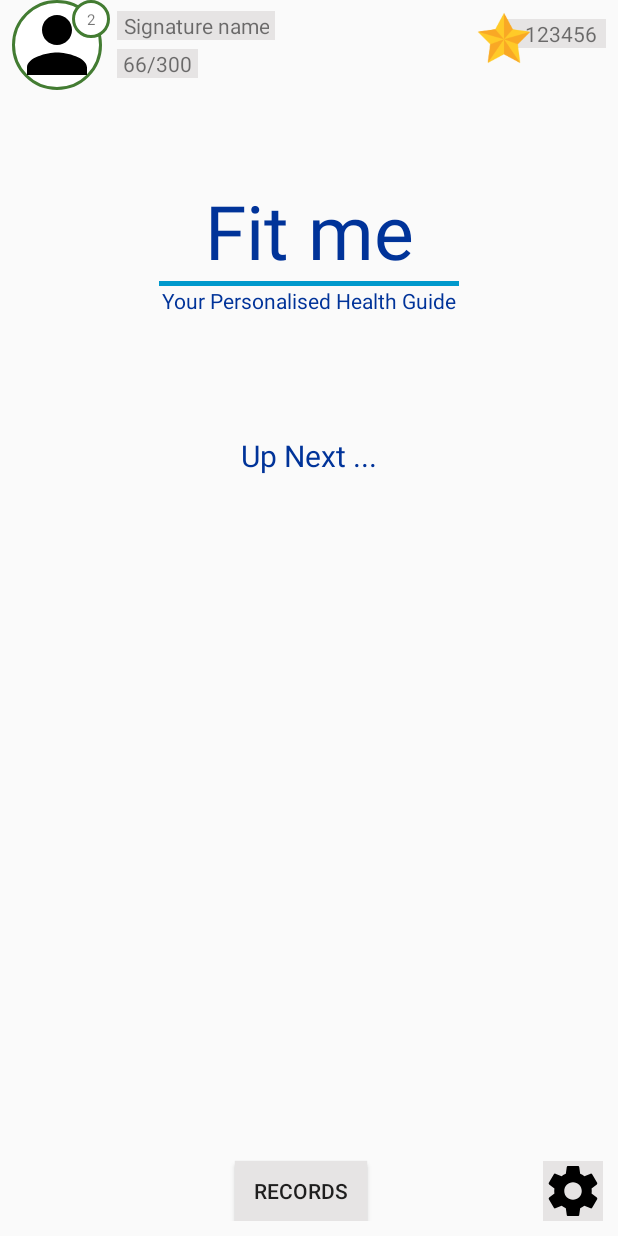
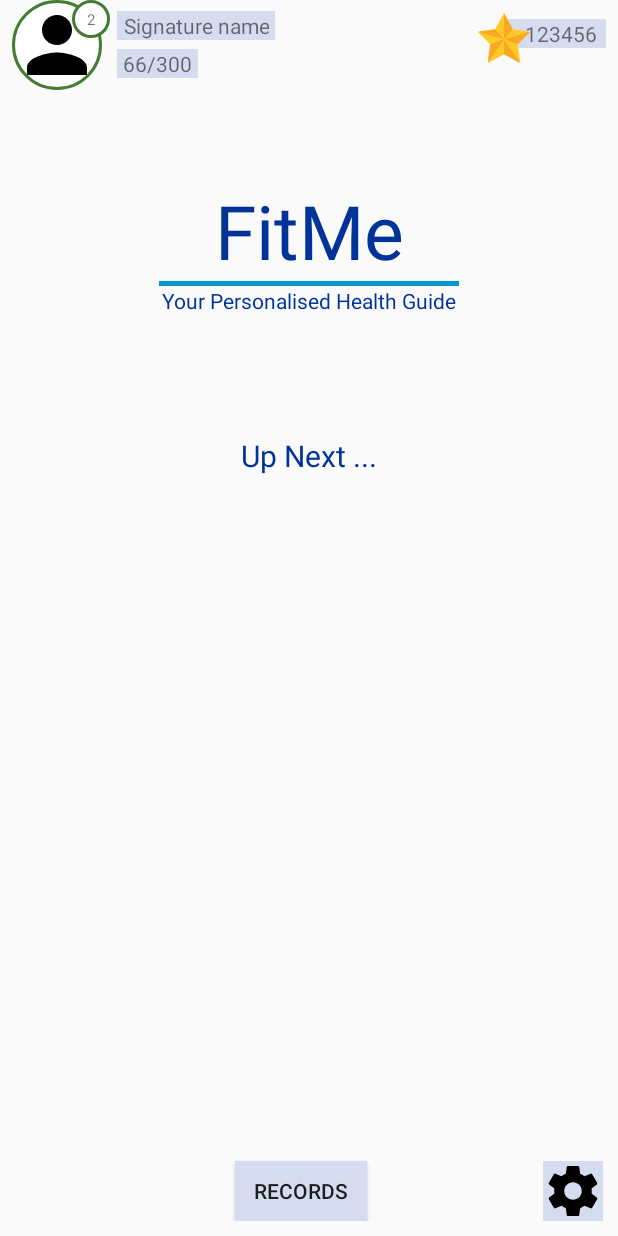
Before and after one commit to ni-da/fitme, an Android app: the screen it shows after launch once a user with an empty profile is signed in (Main2Activity), on a phone screen of 412 x 824 dp. Run offline under Robolectric (Android 15) with nearby library versions, the phone set to English and light mode, and no system bars; our stand-ins replace Firebase (no records; nobody signed in at launch, a user with empty details on screens opened directly).

Commit message:
Last commit

```diff
--- a/fitMe/app/src/main/java/com/example/nidailyas/fitme/ExecuteHabitActivity.java
+++ b/fitMe/app/src/main/java/com/example/nidailyas/fitme/ExecuteHabitActivity.java
@@ -131,7 +131,7 @@ public class ExecuteHabitActivity extends Main2Activity
                     public void run() {
                         getValuesFromWithings();
                     }
-                }, 3000);   //40 seconds
+                }, 5000);   //40 seconds
 
 
             }
--- a/fitMe/app/src/main/res/layout/content_main2.xml
+++ b/fitMe/app/src/main/res/layout/content_main2.xml
@@ -33,7 +33,7 @@
             android:id="@+id/textView2"
             android:layout_width="match_parent"
             android:layout_height="wrap_content"
-            android:text="Fit me"
+            android:text="@string/app_name"
             android:textAlignment="center"
             android:textColor="@color/blue_smalt"
             android:textSize="50dp" />
--- a/fitMe/app/src/main/res/layout/list_item_layout.xml
+++ b/fitMe/app/src/main/res/layout/list_item_layout.xml
@@ -7,7 +7,7 @@
     android:orientation="vertical"
     android:padding="8dp"
     android:layout_margin="5dp"
-    android:background="@color/lightGray">
+    android:background="@color/pacific">
     <LinearLayout
         android:layout_width="wrap_content"
         android:layout_height="wrap_content"
--- a/fitMe/app/src/main/res/values/colors.xml
+++ b/fitMe/app/src/main/res/values/colors.xml
@@ -1,10 +1,13 @@
 <?xml version="1.0" encoding="utf-8"?>
 <resources>
-    <color name="colorPrimary">#3F51B5</color>
+    <color name="colorPrimary">#0099CC</color>
     <color name="colorPrimaryDark">#303F9F</color>
     <color name="colorAccent">#0099CC</color>
-    <color name="lightGray">#e6e4e4</color>
+    <!--<color name="lightGray">#e6e4e4</color>-->
+    <color name="lightGray">#d6dcef</color>
     <color name="white">#ffffff</color>
     <color name="blue_smalt">#003399</color>
     <color name="blue_pacific">#0099CC</color>
+    <color name="pacific">#d6dcef</color>
+
 </resources>
--- a/fitMe/app/src/main/res/values/strings.xml
+++ b/fitMe/app/src/main/res/values/strings.xml
@@ -1,5 +1,5 @@
 <resources>
-    <string name="app_name">fitMe</string>
+    <string name="app_name">FitMe</string>
     <string name="edit_message">Enter a message</string>
     <string name="button_send">Send</string>
     <string name="date_birth">Date of birth</string>
```
